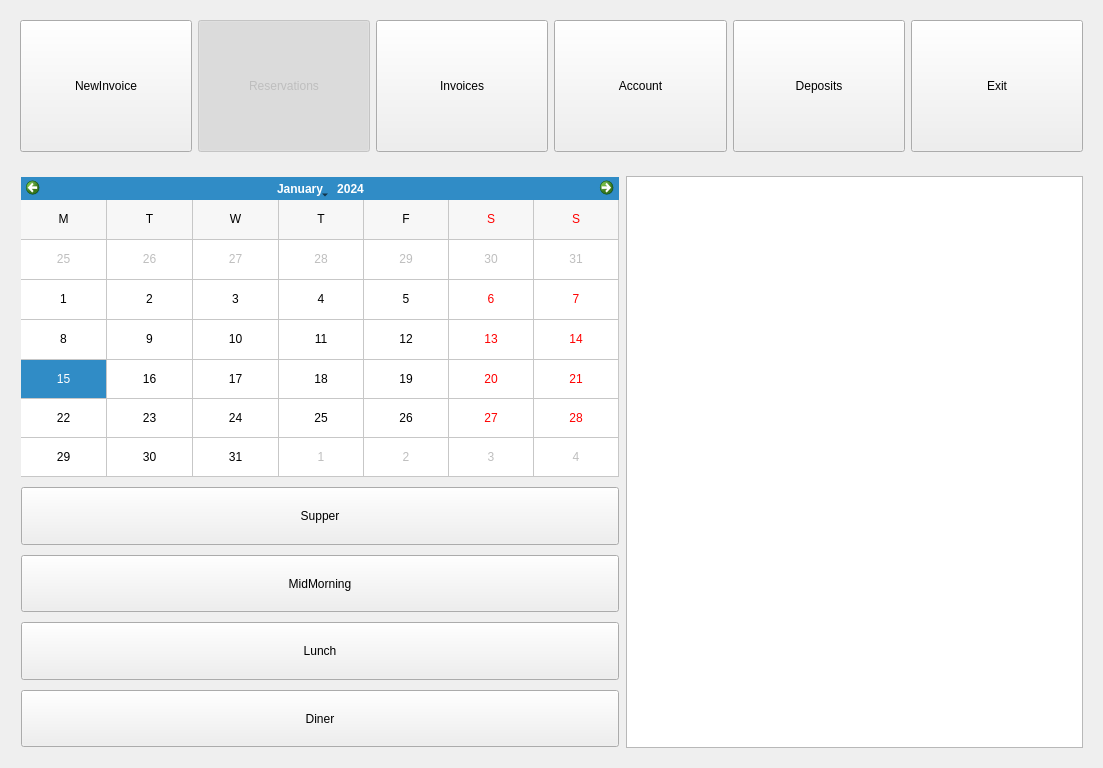
Old version of the form penyamanager/user/tablereservationview.ui in the repository eguzki/penyamanager.
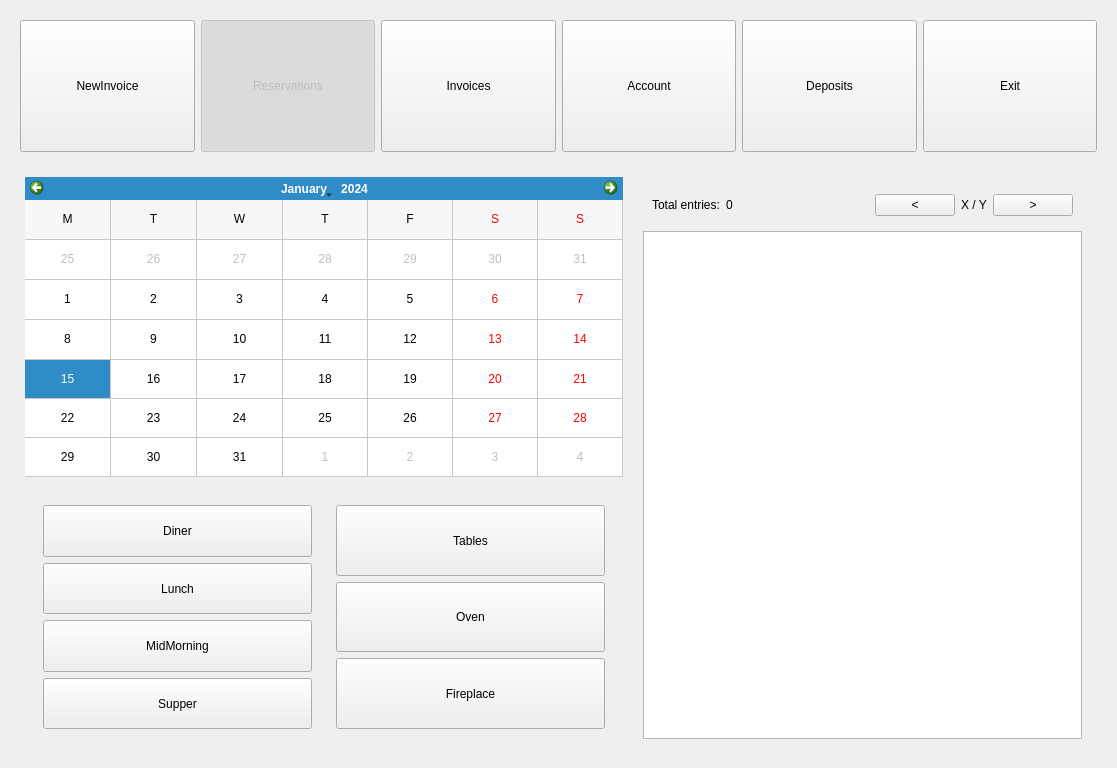
New version of the form.

Commit message: reservationwindow: pagination and item buttons

The edit to the form file:
```diff
--- a/penyamanager/user/tablereservationview.ui
+++ b/penyamanager/user/tablereservationview.ui
@@ -6,7 +6,7 @@
    <rect>
     <x>0</x>
     <y>0</y>
-    <width>1042</width>
+    <width>1117</width>
     <height>768</height>
    </rect>
   </property>
@@ -156,7 +156,7 @@
     </widget>
    </item>
    <item>
-    <widget class="QWidget" name="widget" native="true">
+    <widget class="QWidget" name="mainWidget" native="true">
      <property name="minimumSize">
       <size>
        <width>0</width>
@@ -223,68 +223,11 @@
           </widget>
          </item>
          <item>
-          <widget class="QPushButton" name="supperButton">
-           <property name="sizePolicy">
-            <sizepolicy hsizetype="Minimum" vsizetype="Expanding">
-             <horstretch>0</horstretch>
-             <verstretch>0</verstretch>
-            </sizepolicy>
-           </property>
-           <property name="text">
-            <string>Supper</string>
-           </property>
-           <attribute name="buttonGroup">
-            <string notr="true">reservationTypeButtonGroup</string>
-           </attribute>
-          </widget>
-         </item>
+          <widget class="QWidget" name="widget" native="true">
+           <layout class="QHBoxLayout" name="horizontalLayout">
          <item>
-          <widget class="QPushButton" name="midMorningButton">
-           <property name="sizePolicy">
-            <sizepolicy hsizetype="Minimum" vsizetype="Expanding">
-             <horstretch>0</horstretch>
-             <verstretch>0</verstretch>
-            </sizepolicy>
-           </property>
-           <property name="text">
-            <string>MidMorning</string>
-           </property>
-           <attribute name="buttonGroup">
-            <string notr="true">reservationTypeButtonGroup</string>
-           </attribute>
-          </widget>
-         </item>
-         <item>
-          <widget class="QPushButton" name="lunchButton">
-           <property name="sizePolicy">
-            <sizepolicy hsizetype="Minimum" vsizetype="Expanding">
-             <horstretch>0</horstretch>
-             <verstretch>0</verstretch>
-            </sizepolicy>
-           </property>
-           <property name="minimumSize">
-            <size>
-             <width>0</width>
-             <height>0</height>
-            </size>
-           </property>
-           <property name="maximumSize">
-            <size>
-             <width>16777215</width>
-             <height>16777215</height>
-            </size>
-           </property>
-           <property name="layoutDirection">
-            <enum>Qt::LeftToRight</enum>
-           </property>
-           <property name="text">
-            <string>Lunch</string>
-           </property>
-           <attribute name="buttonGroup">
-            <string notr="true">reservationTypeButtonGroup</string>
-           </attribute>
-          </widget>
-         </item>
+             <widget class="QWidget" name="widget_2" native="true">
+              <layout class="QVBoxLayout" name="verticalLayout_4">
          <item>
           <widget class="QPushButton" name="dinnerButton">
            <property name="sizePolicy">
@@ -316,11 +259,178 @@
            </attribute>
           </widget>
          </item>
+               <item>
+                <widget class="QPushButton" name="lunchButton">
+                 <property name="sizePolicy">
+                  <sizepolicy hsizetype="Minimum" vsizetype="Expanding">
+                   <horstretch>0</horstretch>
+                   <verstretch>0</verstretch>
+                  </sizepolicy>
+                 </property>
+                 <property name="minimumSize">
+                  <size>
+                   <width>0</width>
+                   <height>0</height>
+                  </size>
+                 </property>
+                 <property name="maximumSize">
+                  <size>
+                   <width>16777215</width>
+                   <height>16777215</height>
+                  </size>
+                 </property>
+                 <property name="layoutDirection">
+                  <enum>Qt::LeftToRight</enum>
+                 </property>
+                 <property name="text">
+                  <string>Lunch</string>
+                 </property>
+                 <attribute name="buttonGroup">
+                  <string notr="true">reservationTypeButtonGroup</string>
+                 </attribute>
+                </widget>
+               </item>
+               <item>
+                <widget class="QPushButton" name="midMorningButton">
+                 <property name="sizePolicy">
+                  <sizepolicy hsizetype="Minimum" vsizetype="Expanding">
+                   <horstretch>0</horstretch>
+                   <verstretch>0</verstretch>
+                  </sizepolicy>
+                 </property>
+                 <property name="text">
+                  <string>MidMorning</string>
+                 </property>
+                 <attribute name="buttonGroup">
+                  <string notr="true">reservationTypeButtonGroup</string>
+                 </attribute>
+                </widget>
+               </item>
+               <item>
+                <widget class="QPushButton" name="supperButton">
+                 <property name="sizePolicy">
+                  <sizepolicy hsizetype="Minimum" vsizetype="Expanding">
+                   <horstretch>0</horstretch>
+                   <verstretch>0</verstretch>
+                  </sizepolicy>
+                 </property>
+                 <property name="text">
+                  <string>Supper</string>
+                 </property>
+                 <attribute name="buttonGroup">
+                  <string notr="true">reservationTypeButtonGroup</string>
+                 </attribute>
+                </widget>
+               </item>
         </layout>
        </widget>
       </item>
       <item>
-       <spacer name="horizontalSpacer">
+             <widget class="QWidget" name="widget_3" native="true">
+              <layout class="QVBoxLayout" name="verticalLayout_5">
+               <item>
+                <widget class="QPushButton" name="tablePushButton">
+                 <property name="sizePolicy">
+                  <sizepolicy hsizetype="Minimum" vsizetype="Expanding">
+                   <horstretch>0</horstretch>
+                   <verstretch>0</verstretch>
+                  </sizepolicy>
+                 </property>
+                 <property name="text">
+                  <string>Tables</string>
+                 </property>
+                 <attribute name="buttonGroup">
+                  <string notr="true">reservationItemButtonGroup</string>
+                 </attribute>
+                </widget>
+               </item>
+               <item>
+                <widget class="QPushButton" name="ovenPushButton">
+                 <property name="sizePolicy">
+                  <sizepolicy hsizetype="Minimum" vsizetype="Expanding">
+                   <horstretch>0</horstretch>
+                   <verstretch>0</verstretch>
+                  </sizepolicy>
+                 </property>
+                 <property name="text">
+                  <string>Oven</string>
+                 </property>
+                 <attribute name="buttonGroup">
+                  <string notr="true">reservationItemButtonGroup</string>
+                 </attribute>
+                </widget>
+               </item>
+               <item>
+                <widget class="QPushButton" name="fireplacePushButton">
+                 <property name="sizePolicy">
+                  <sizepolicy hsizetype="Minimum" vsizetype="Expanding">
+                   <horstretch>0</horstretch>
+                   <verstretch>0</verstretch>
+                  </sizepolicy>
+                 </property>
+                 <property name="text">
+                  <string>Fireplace</string>
+                 </property>
+                 <attribute name="buttonGroup">
+                  <string notr="true">reservationItemButtonGroup</string>
+                 </attribute>
+                </widget>
+               </item>
+              </layout>
+             </widget>
+            </item>
+           </layout>
+          </widget>
+         </item>
+        </layout>
+       </widget>
+      </item>
+      <item>
+       <widget class="QWidget" name="resultsWidget" native="true">
+        <property name="minimumSize">
+         <size>
+          <width>457</width>
+          <height>0</height>
+         </size>
+        </property>
+        <property name="maximumSize">
+         <size>
+          <width>457</width>
+          <height>16777215</height>
+         </size>
+        </property>
+        <layout class="QVBoxLayout" name="verticalLayout_3">
+         <item>
+          <widget class="QWidget" name="pagingWidget" native="true">
+           <layout class="QHBoxLayout" name="horizontalLayout_9">
+            <item>
+             <widget class="QLabel" name="totalTransactionsLabel">
+              <property name="text">
+               <string>Total entries:</string>
+              </property>
+             </widget>
+            </item>
+            <item>
+             <widget class="QLabel" name="totalTransactionsValueLabel">
+              <property name="minimumSize">
+               <size>
+                <width>100</width>
+                <height>0</height>
+               </size>
+              </property>
+              <property name="maximumSize">
+               <size>
+                <width>100</width>
+                <height>16777215</height>
+               </size>
+              </property>
+              <property name="text">
+               <string>0</string>
+              </property>
+             </widget>
+            </item>
+            <item>
+             <spacer name="horizontalSpacer_2">
         <property name="orientation">
          <enum>Qt::Horizontal</enum>
         </property>
@@ -333,16 +443,40 @@
        </spacer>
       </item>
       <item>
+             <widget class="QPushButton" name="prevPagePushButton">
+              <property name="text">
+               <string>&lt;</string>
+              </property>
+             </widget>
+            </item>
+            <item>
+             <widget class="QLabel" name="pageInfoLabel">
+              <property name="text">
+               <string notr="true">X / Y</string>
+              </property>
+             </widget>
+            </item>
+            <item>
+             <widget class="QPushButton" name="nextPagePushButton">
+              <property name="text">
+               <string>&gt;</string>
+              </property>
+             </widget>
+            </item>
+           </layout>
+          </widget>
+         </item>
+         <item>
        <widget class="QTableWidget" name="tableReservationTableWidget">
         <property name="minimumSize">
          <size>
-          <width>457</width>
+             <width>0</width>
           <height>0</height>
          </size>
         </property>
         <property name="maximumSize">
          <size>
-          <width>457</width>
+             <width>16777215</width>
           <height>16777215</height>
          </size>
         </property>
@@ -365,6 +499,9 @@
    </item>
   </layout>
  </widget>
+   </item>
+  </layout>
+ </widget>
  <resources/>
  <connections/>
  <buttongroups>
```
Left out of the diff: 1 changed line with no effect on the pictures. Lines whose indentation alone changed are shown as unchanged. The commit also changes 9 other files.
